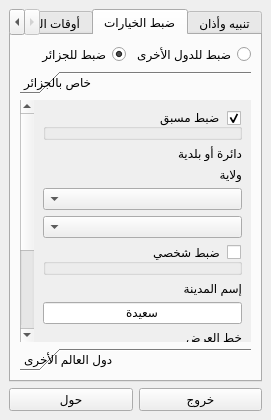
Above: thakir_prayer_times.ui from hafmed/Thakir-Prayer-Times before the change. Below: the same form after it.
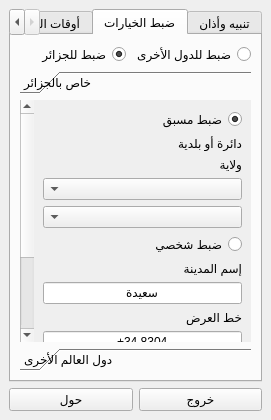
That is the form after the change. The open tabs and pages were chosen to show the change. Icons and pictures are not drawn.

Patch:
```diff
--- a/thakir_prayer_times.ui
+++ b/thakir_prayer_times.ui
@@ -194,7 +194,7 @@
              <x>0</x>
              <y>0</y>
              <width>217</width>
-             <height>404</height>
+             <height>368</height>
             </rect>
            </property>
            <attribute name="label">
@@ -202,11 +202,11 @@
            </attribute>
            <layout class="QVBoxLayout" name="verticalLayout_6">
             <item>
-             <widget class="QGroupBox" name="radioButton_sitting_HAF">
-              <property name="title">
+             <widget class="QRadioButton" name="radioButton_sitting_HAF">
+              <property name="text">
                <string>ضبط مسبق</string>
               </property>
-              <property name="checkable">
+              <property name="checked">
                <bool>true</bool>
               </property>
              </widget>
@@ -232,16 +232,13 @@
              <widget class="QComboBox" name="comboBox_madina_comune"/>
             </item>
             <item>
-             <widget class="QGroupBox" name="radioButton_sitting_user">
-              <property name="title">
+             <widget class="QRadioButton" name="radioButton_sitting_user">
+              <property name="text">
                <string>ضبط شخصي</string>
               </property>
-              <property name="checkable">
-               <bool>true</bool>
-              </property>
-              <property name="checked">
-               <bool>false</bool>
-              </property>
+              <attribute name="buttonGroup">
+               <string notr="true">buttonGroup</string>
+              </attribute>
              </widget>
             </item>
             <item>
```
Left out of the diff: 12 changed lines with no effect on the pictures.
